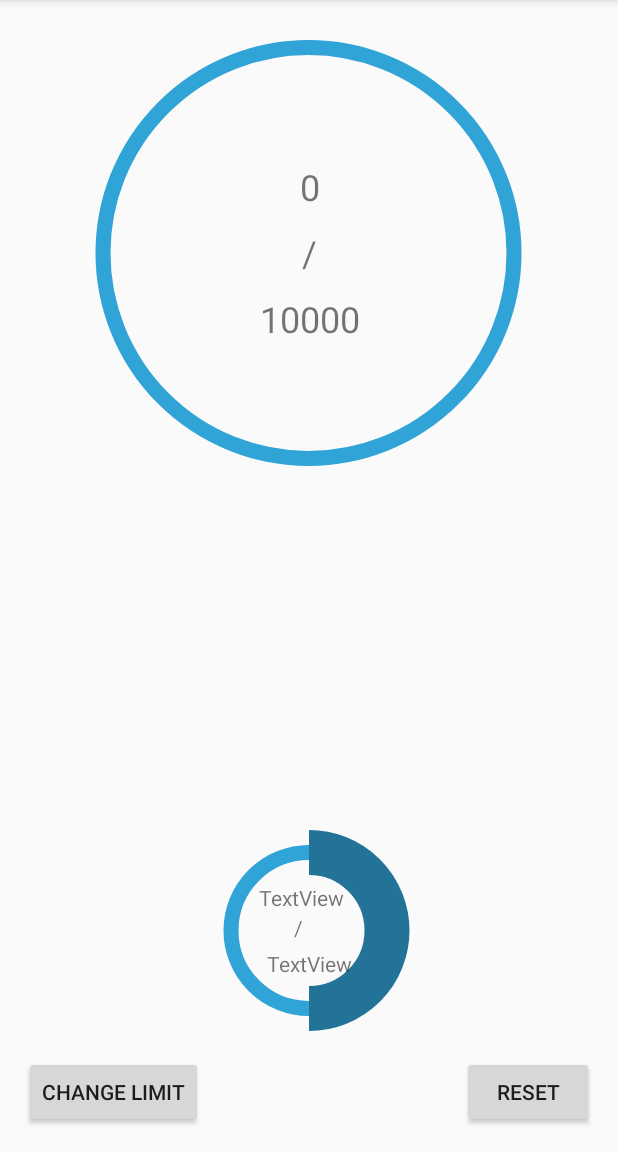
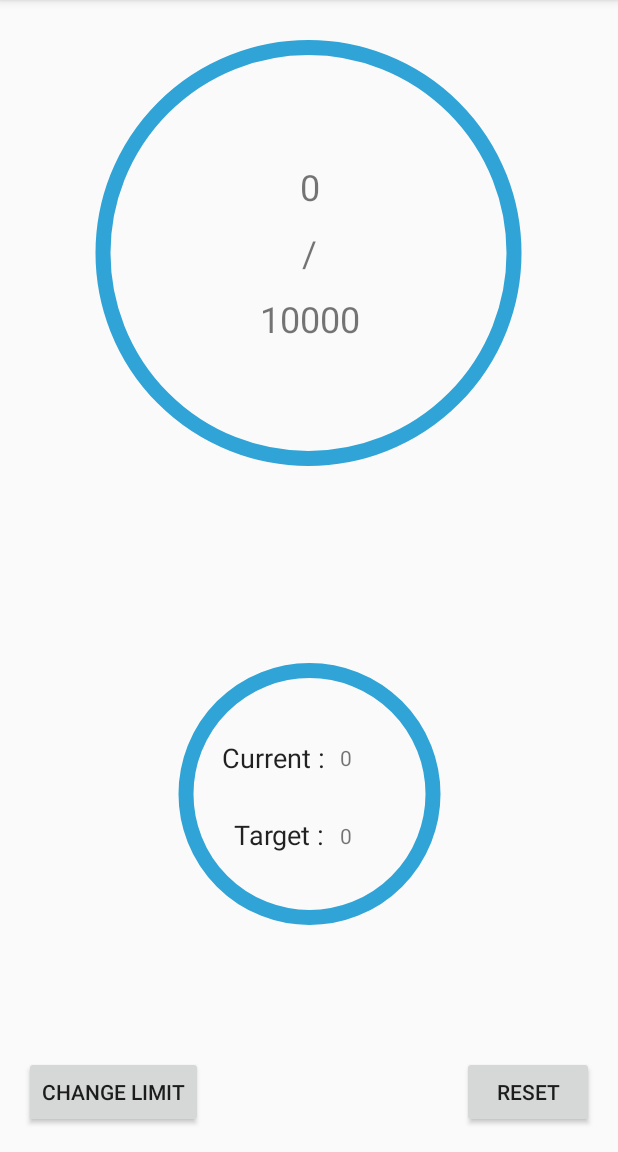
Before and after one commit to MatthewDBarrett/DreamFit, an Android app: the StepCounter screen opened directly, with no data from a screen before it, on a phone screen of 412 x 824 dp, the part 84-1236 px from its top. Run offline under Robolectric (Android 15) with nearby library versions, the phone set to English and light mode, and no system bars.

Commit message:
~(burnt calorie Tracker) - Fully Functional ~(add Item)-Fix Bug

```diff
--- a/app/src/main/java/com/example/ethan/dream_fit/StepCounter.java
+++ b/app/src/main/java/com/example/ethan/dream_fit/StepCounter.java
@@ -8,6 +8,7 @@ import android.hardware.SensorEvent;
 import android.hardware.SensorEventListener;
 import android.hardware.SensorManager;
 import android.os.Bundle;
+import android.preference.PreferenceManager;
 import android.support.v7.app.AlertDialog;
 import android.support.v7.app.AppCompatActivity;
 import android.view.LayoutInflater;
@@ -26,10 +27,24 @@ public class StepCounter extends AppCompatActivity implements SensorEventListene
     * 3) set an alarm/reciever to set the stepInt to 0 at 12AM of the next day
     * 4) notify the user that the counter only works when the app is open on the stepcounter page.
     * */
+
+    /*
+    *  You’ll burn one calorie for every 20 steps you burn, indicates the website of Shape Up America!,
+    *  Website - https://www.livestrong.com/article/320124-how-many-calories-does-the-average-person-use-per-step/
+    * */
+
     private int stepInt;
     private int limitAmnt;
+    private int burntCal = 0;
+    private int calLimitToBurn;
+    TextView calorieBurntTextView ;
+    TextView calorieLimitTextView ;
     final Context context = this;
     SharedPreferences prefs;
+
+    SharedPreferences sharedPrefObj;               //CalorieBurnt
+    private SharedPreferences.Editor mEditor;      //CaloriesBurnt
+
 
     //TextView tv_step;                   //STEP COUNTER
 
@@ -47,6 +62,15 @@ public class StepCounter extends AppCompatActivity implements SensorEventListene
         } else {
             Toast.makeText(this, "Sensor not found", Toast.LENGTH_SHORT).show();
         }
+
+        //calorieBurntTextView.setText(String.valueOf(burntCal));
+        /*
+        calorieLimitTextView.setText(String.valueOf(calLimitToBurn));
+        CircularProgressBar caloriesProgress = findViewById(R.id.calorieBurnt_Bar);
+        if(burntCal!=0)
+        caloriesProgress.setProgress((float)(burntCal/calLimitToBurn));
+         */
+
 
     }
 
@@ -69,6 +93,23 @@ public class StepCounter extends AppCompatActivity implements SensorEventListene
             changeProgress(stepInt, limitAmnt);
 
             //tv_step.setText(String.valueOf(sensorEvent.values[0]));
+
+            /*
+            * FOR CALORIES BURNT
+            * 1. n % x == 0
+            * 2. Means that n can be divided by x. So... for instance, in your case:
+            * 3. stepInt can be divided by 20 i.e ) One calorie burnt
+            **/
+
+            if(stepInt == 20){
+                ++burntCal;
+                calorieBurntTextView.setText(String.valueOf(burntCal));
+                changeBurntCalProg(burntCal, calLimitToBurn);
+            }else if (stepInt % 20 == 0){
+                ++burntCal;
+                calorieBurntTextView.setText(String.valueOf(burntCal));
+                changeBurntCalProg(burntCal, calLimitToBurn);
+            }
         }
     }
 
@@ -84,8 +125,17 @@ public class StepCounter extends AppCompatActivity implements SensorEventListene
         prefs = this.getSharedPreferences(
                 "com.example.ethan.dream_fit", Context.MODE_PRIVATE);
 
+        sharedPrefObj = PreferenceManager.getDefaultSharedPreferences(this);                      //BURNT CALORIES
+        mEditor = sharedPrefObj.edit();                                                                  //BURNT CALORIES
+
+
         stepInt = prefs.getInt("stepAmnt", 0);
         limitAmnt = prefs.getInt("stepLimit", 10000);
+
+        mEditor.putInt(getString(R.string.calorieToBurnKey),burntCal);                                      //BURNT CALORIES
+        mEditor.commit();                                                                                   //BURNT CALORIES
+
+        calLimitToBurn = sharedPrefObj.getInt(getString(R.string.calorieKey),0);                     //BURNT CALORIES
 
         //tv_step = (TextView) findViewById(R.id.tv_step);                                 //STEP COUNTER
         sensorManager = (SensorManager) getSystemService(Context.SENSOR_SERVICE);        //STEP COUNTER
@@ -95,12 +145,25 @@ public class StepCounter extends AppCompatActivity implements SensorEventListene
         final TextView textElement2 = (TextView) findViewById(R.id.sampleText2);
         TextView motivation = (TextView) findViewById(R.id.motivationText);
 
+        //TextView for Calories Burnt
+         calorieBurntTextView = (TextView) findViewById(R.id.calBurn1);
+         calorieLimitTextView = (TextView) findViewById(R.id.calLim);
+
         //set the text to the default values, initialise the progress bar.
         textElement.setText(String.valueOf(stepInt));
         textElement2.setText(String.valueOf(limitAmnt));
         CircularProgressBar progressBar = findViewById(R.id.progress_bar);
         progressBar.setProgress((float)(stepInt/limitAmnt));
         motivation.setVisibility(INVISIBLE);
+
+        /*
+        * set the text to the default values and Intialize the progress bar for calories burnt
+        * */
+
+        calorieBurntTextView.setText(String.valueOf(burntCal));
+        calorieLimitTextView.setText(String.valueOf(calLimitToBurn));
+        CircularProgressBar caloriesProgress = findViewById(R.id.calorieBurnt_Bar);
+        caloriesProgress.setProgress(burntCal);
 
         //initialise the prompts.
         Button changeButton = (Button) findViewById(R.id.changeLim);
@@ -218,6 +281,11 @@ public class StepCounter extends AppCompatActivity implements SensorEventListene
         progressBar.setProgress((float)(100 * step/ limit));
     }
 
+    private void changeBurntCalProg(int step, int limit){
+        CircularProgressBar progressBar = findViewById(R.id.calorieBurnt_Bar);
+        progressBar.setProgress((float)(100 * step/ limit));
+    }
+
     private void motivationDecision(){
         TextView motivation = (TextView) findViewById(R.id.motivationText);
         if(stepInt/limitAmnt == 0){
--- a/app/src/main/java/com/example/ethan/dream_fit/calorie_tracker_main_page.java
+++ b/app/src/main/java/com/example/ethan/dream_fit/calorie_tracker_main_page.java
@@ -50,6 +50,7 @@ public class calorie_tracker_main_page extends AppCompatActivity {
 
         mainListView = (ListView) findViewById(R.id.foodList);
         main_DB = new DatabaseHelper_Main(context);
+        historyDB= new DatabaseHelper(context);
 
 
         //------------------------Shared Preferences-----------------------------------------
@@ -189,6 +190,13 @@ public class calorie_tracker_main_page extends AppCompatActivity {
         // set prompts.xml to alertdialog builder
         alertDialogBuilder.setView(promptsView);
 
+
+        // create alert dialog
+        AlertDialog alertDialog = alertDialogBuilder.create();
+
+        // show it
+        alertDialog.show();
+
         //Create and Intialize edit text
         final EditText description = (EditText) promptsView.findViewById(R.id.description_d);
         final EditText calorie = (EditText) promptsView.findViewById(R.id.calorie_d);
@@ -237,11 +245,6 @@ public class calorie_tracker_main_page extends AppCompatActivity {
 
         });
 
-        // create alert dialog
-        AlertDialog alertDialog = alertDialogBuilder.create();
-
-        // show it
-        alertDialog.show();
 
     }
 
--- a/app/src/main/res/layout/activity_step_counter.xml
+++ b/app/src/main/res/layout/activity_step_counter.xml
@@ -7,9 +7,9 @@
     tools:context=".StepCounter">
 
     <com.budiyev.android.circularprogressbar.CircularProgressBar
-        android:id="@+id/calorieBurnt"
-        android:layout_width="177dp"
-        android:layout_height="135dp"
+        android:id="@+id/calorieBurnt_Bar"
+        android:layout_width="202dp"
+        android:layout_height="196dp"
         android:layout_marginBottom="16dp"
         android:layout_marginEnd="86dp"
         android:layout_marginStart="85dp"
@@ -27,10 +27,10 @@
         app:indeterminateSweepAnimationDuration="600"
         app:layout_constraintBottom_toTopOf="@+id/reset"
         app:layout_constraintEnd_toEndOf="parent"
-        app:layout_constraintHorizontal_bias="0.507"
+        app:layout_constraintHorizontal_bias="0.518"
         app:layout_constraintStart_toStartOf="parent"
         app:layout_constraintTop_toBottomOf="@+id/motivationText"
-        app:layout_constraintVertical_bias="1.0"
+        app:layout_constraintVertical_bias="0.526"
         app:maximum="100"
         app:progress="50"
         app:progressAnimationDuration="1000"
@@ -129,7 +129,7 @@
         android:id="@+id/motivationText"
         android:layout_width="wrap_content"
         android:layout_height="wrap_content"
-        android:layout_marginTop="28dp"
+        android:layout_marginTop="4dp"
         android:text="TextView"
         app:layout_constraintEnd_toEndOf="parent"
         app:layout_constraintStart_toStartOf="parent"
@@ -137,41 +137,61 @@
 
     <TextView
         android:id="@+id/calBurn1"
-        android:layout_width="66dp"
-        android:layout_height="21dp"
-        android:layout_marginEnd="8dp"
-        android:layout_marginStart="8dp"
-        android:layout_marginTop="36dp"
-        android:text="TextView"
+        android:layout_width="46dp"
+        android:layout_height="34dp"
+        android:layout_marginEnd="148dp"
+        android:layout_marginStart="2dp"
+        android:layout_marginTop="64dp"
+        android:text="0"
         app:layout_constraintEnd_toEndOf="parent"
-        app:layout_constraintHorizontal_bias="0.498"
-        app:layout_constraintStart_toStartOf="parent"
-        app:layout_constraintTop_toTopOf="@+id/calorieBurnt" />
-
-    <TextView
-        android:id="@+id/textView5"
-        android:layout_width="18dp"
-        android:layout_height="19dp"
-        android:layout_marginEnd="8dp"
-        android:layout_marginStart="8dp"
-        android:layout_marginTop="56dp"
-        android:text="/"
-        app:layout_constraintEnd_toEndOf="parent"
-        app:layout_constraintHorizontal_bias="0.498"
-        app:layout_constraintStart_toStartOf="parent"
-        app:layout_constraintTop_toTopOf="@+id/calorieBurnt" />
+        app:layout_constraintHorizontal_bias="0.25"
+        app:layout_constraintStart_toEndOf="@+id/editText4"
+        app:layout_constraintTop_toTopOf="@+id/calorieBurnt_Bar" />
 
     <TextView
         android:id="@+id/calLim"
-        android:layout_width="wrap_content"
-        android:layout_height="wrap_content"
-        android:layout_marginBottom="36dp"
-        android:layout_marginEnd="8dp"
-        android:layout_marginStart="8dp"
-        android:text="TextView"
-        app:layout_constraintBottom_toBottomOf="@+id/calorieBurnt"
-        app:layout_constraintEnd_toEndOf="parent"
+        android:layout_width="45dp"
+        android:layout_height="36dp"
+        android:layout_marginBottom="44dp"
+        android:layout_marginEnd="140dp"
+        android:text="0"
+        app:layout_constraintBottom_toBottomOf="@+id/calorieBurnt_Bar"
+        app:layout_constraintEnd_toEndOf="parent" />
+
+    <EditText
+        android:id="@+id/editText3"
+        android:layout_width="69dp"
+        android:layout_height="38dp"
+        android:layout_marginBottom="52dp"
+        android:layout_marginEnd="1dp"
+        android:layout_marginStart="140dp"
+        android:background="@null"
+        android:clickable="false"
+        android:ems="10"
+        android:focusable="false"
+        android:inputType="none"
+        android:text="Target :"
+        app:layout_constraintBottom_toBottomOf="@+id/calorieBurnt_Bar"
+        app:layout_constraintEnd_toStartOf="@+id/calLim"
+        app:layout_constraintHorizontal_bias="1.0"
         app:layout_constraintStart_toStartOf="parent" />
+
+    <EditText
+        android:id="@+id/editText4"
+        android:layout_width="79dp"
+        android:layout_height="48dp"
+        android:layout_marginBottom="8dp"
+        android:layout_marginStart="148dp"
+        android:layout_marginTop="40dp"
+        android:background="@null"
+        android:clickable="false"
+        android:ems="10"
+        android:focusable="false"
+        android:text="Current :"
+        app:layout_constraintBottom_toTopOf="@+id/editText3"
+        app:layout_constraintStart_toStartOf="parent"
+        app:layout_constraintTop_toBottomOf="@+id/motivationText"
+        app:layout_constraintVertical_bias="1.0" />
 
     <!--<TextView
         android:id="@+id/tv_info"
--- a/app/src/main/res/values/strings.xml
+++ b/app/src/main/res/values/strings.xml
@@ -3,6 +3,7 @@
     <string name="button">Open</string>
     <string name="limitKey">com.example.ethan.dream_fit.calorieLimit</string>
     <string name="calorieKey">com.example.ethan.dream_fit.calorieInt</string>
+    <string name="calorieToBurnKey">com.example.ethan.dream_fit.burntCal</string>
     <string name="step_counter">Step Counter</string>
     <string name="BMI_calculator">BMI Calculator</string>
     <string name="progress1">New day, new goals!</string>
```
